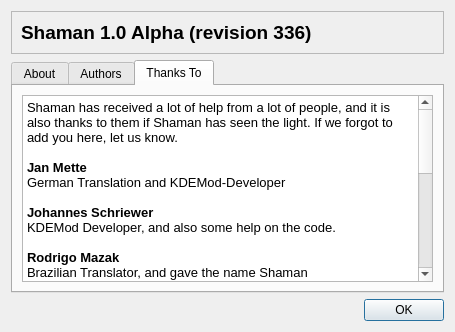
The window that trunk/shaman/ui/aboutDialog.ui (drf/shaman1) describes before a commit, drawn with Qt 5.
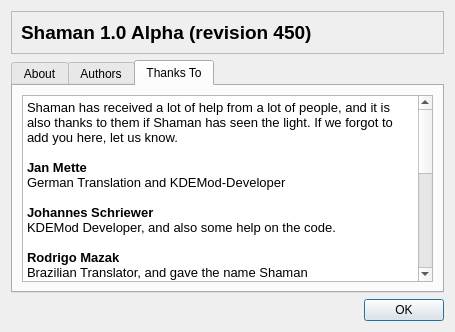
The same window after the commit. The open tabs and pages were chosen to show the change. Icons and pictures are not drawn.

Commit message: Ready for tagging Alpha2

Patch:
```diff
--- a/trunk/shaman/ui/aboutDialog.ui
+++ b/trunk/shaman/ui/aboutDialog.ui
@@ -37,7 +37,7 @@
          <string>&lt;html>&lt;head>&lt;meta name="qrichtext" content="1" />&lt;style type="text/css">
 p, li { white-space: pre-wrap; }
 &lt;/style>&lt;/head>&lt;body style=" font-family:'Liberation Sans'; font-size:9pt; font-weight:400; font-style:normal;">
-&lt;p style=" margin-top:0px; margin-bottom:0px; margin-left:0px; margin-right:0px; -qt-block-indent:0; text-indent:0px; font-size:10pt;">&lt;span style=" font-size:14pt; font-weight:600;">Shaman 1.0 Alpha (revision 336)&lt;/span>&lt;/p>&lt;/body>&lt;/html></string>
+&lt;p style=" margin-top:0px; margin-bottom:0px; margin-left:0px; margin-right:0px; -qt-block-indent:0; text-indent:0px; font-size:10pt;">&lt;span style=" font-size:14pt; font-weight:600;">Shaman 1.0 Alpha (revision 450)&lt;/span>&lt;/p>&lt;/body>&lt;/html></string>
         </property>
        </widget>
       </item>
```
Left out of the diff: 58 changed lines with no effect on the pictures. The commit also changes 8 other files.
